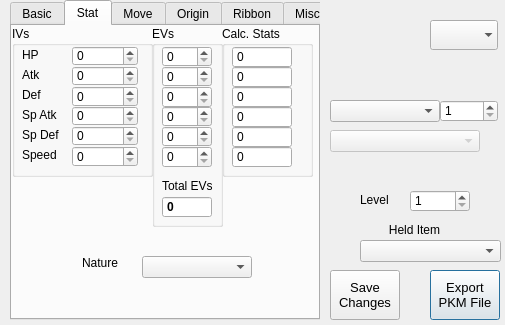
The window that QT Projects/pkmviewer.ui (codemonkey85/PKMDS) describes before a commit, drawn with Qt 5.
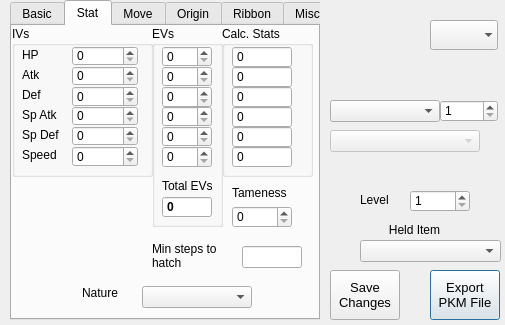
The same window after the commit. The open tabs and pages were chosen to show the change.

Commit message: Lots of egg-related fixes

```diff
--- a/QT Projects/pkmviewer.ui
+++ b/QT Projects/pkmviewer.ui
@@ -1350,7 +1350,7 @@
      <property name="geometry">
       <rect>
        <x>130</x>
-       <y>230</y>
+       <y>260</y>
        <width>110</width>
        <height>22</height>
       </rect>
@@ -1360,7 +1360,7 @@
      <property name="geometry">
       <rect>
        <x>70</x>
-       <y>230</y>
+       <y>260</y>
        <width>50</width>
        <height>13</height>
       </rect>
@@ -1374,7 +1374,7 @@
       <rect>
        <x>10</x>
        <y>160</y>
-       <width>100</width>
+       <width>110</width>
        <height>60</height>
       </rect>
      </property>
@@ -1391,6 +1391,64 @@
       <bool>true</bool>
      </property>
     </widget>
+    <widget class="QLabel" name="lblTameness">
+     <property name="geometry">
+      <rect>
+       <x>220</x>
+       <y>160</y>
+       <width>80</width>
+       <height>13</height>
+      </rect>
+     </property>
+     <property name="text">
+      <string>Tameness</string>
+     </property>
+    </widget>
+    <widget class="QSpinBox" name="sbTameness">
+     <property name="geometry">
+      <rect>
+       <x>220</x>
+       <y>180</y>
+       <width>60</width>
+       <height>22</height>
+      </rect>
+     </property>
+     <property name="maximum">
+      <number>255</number>
+     </property>
+    </widget>
+    <widget class="QLabel" name="lblEggSteps">
+     <property name="geometry">
+      <rect>
+       <x>140</x>
+       <y>210</y>
+       <width>80</width>
+       <height>40</height>
+      </rect>
+     </property>
+     <property name="text">
+      <string>Min steps to hatch</string>
+     </property>
+     <property name="wordWrap">
+      <bool>true</bool>
+     </property>
+    </widget>
+    <widget class="QLineEdit" name="txtSteps">
+     <property name="enabled">
+      <bool>true</bool>
+     </property>
+     <property name="geometry">
+      <rect>
+       <x>230</x>
+       <y>220</y>
+       <width>60</width>
+       <height>22</height>
+      </rect>
+     </property>
+     <property name="readOnly">
+      <bool>true</bool>
+     </property>
+    </widget>
    </widget>
    <widget class="QWidget" name="tpMoves">
     <attribute name="title">
```
Left out of the diff: 25 changed lines with no effect on the pictures. The commit also changes 2 other files.
